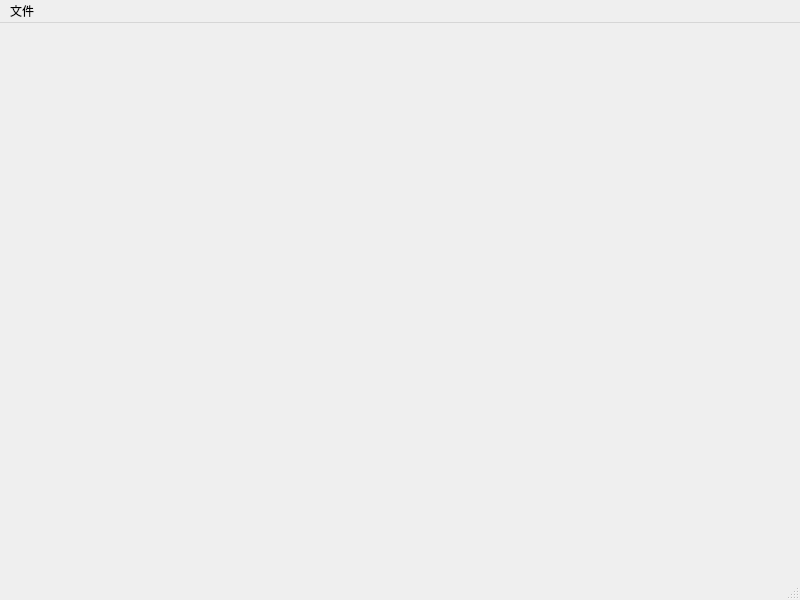
Before: the Qt Designer form mainwindow.ui in ShizuhaAki/project-chtholly-qt, drawn with Qt 5.
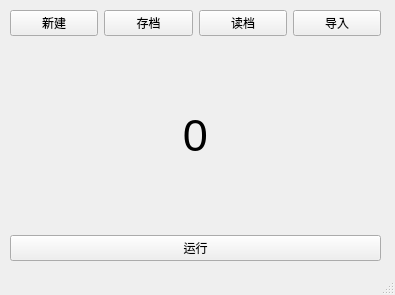
After: the same form once the commit is applied.

What changed in the file:
```diff
--- a/mainwindow.ui
+++ b/mainwindow.ui
@@ -6,33 +6,92 @@
    <rect>
     <x>0</x>
     <y>0</y>
-    <width>800</width>
-    <height>600</height>
+    <width>395</width>
+    <height>295</height>
    </rect>
   </property>
+  <property name="minimumSize">
+   <size>
+    <width>395</width>
+    <height>295</height>
+   </size>
+  </property>
+  <property name="maximumSize">
+   <size>
+    <width>395</width>
+    <height>295</height>
+   </size>
+  </property>
   <property name="windowTitle">
    <string>MainWindow</string>
   </property>
-  <widget class="QWidget" name="centralwidget"/>
-  <widget class="QMenuBar" name="menubar">
-   <property name="geometry">
-    <rect>
-     <x>0</x>
-     <y>0</y>
-     <width>800</width>
-     <height>28</height>
-    </rect>
-   </property>
-   <widget class="QMenu" name="menu">
-    <property name="title">
-     <string>文件</string>
+  <widget class="QWidget" name="centralwidget">
+   <widget class="QWidget" name="">
+    <property name="geometry">
+     <rect>
+      <x>10</x>
+      <y>10</y>
+      <width>371</width>
+      <height>251</height>
+     </rect>
     </property>
-    <addaction name="action"/>
-    <addaction name="action_2"/>
-    <addaction name="action_3"/>
-    <addaction name="action_4"/>
+    <layout class="QVBoxLayout" name="verticalLayout">
+     <item>
+      <layout class="QHBoxLayout" name="horizontalLayout">
+       <item>
+        <widget class="QPushButton" name="pushButton_new">
+         <property name="text">
+          <string>新建</string>
+         </property>
+        </widget>
+       </item>
+       <item>
+        <widget class="QPushButton" name="pushButton_save">
+         <property name="text">
+          <string>存档</string>
+         </property>
+        </widget>
+       </item>
+       <item>
+        <widget class="QPushButton" name="pushButton_read">
+         <property name="text">
+          <string>读档</string>
+         </property>
+        </widget>
+       </item>
+       <item>
+        <widget class="QPushButton" name="pushButton_import">
+         <property name="text">
+          <string>导入</string>
+         </property>
+        </widget>
+       </item>
+      </layout>
+     </item>
+     <item>
+      <widget class="QLabel" name="result">
+       <property name="font">
+        <font>
+         <pointsize>34</pointsize>
+        </font>
+       </property>
+       <property name="text">
+        <string>0</string>
+       </property>
+       <property name="alignment">
+        <set>Qt::AlignCenter</set>
+       </property>
+      </widget>
+     </item>
+     <item>
+      <widget class="QPushButton" name="pushButton">
+       <property name="text">
+        <string>运行</string>
+       </property>
+      </widget>
+     </item>
+    </layout>
    </widget>
-   <addaction name="menu"/>
   </widget>
   <widget class="QStatusBar" name="statusbar"/>
   <action name="action">
```
Left out of the diff: 28 changed lines with no effect on the pictures.
